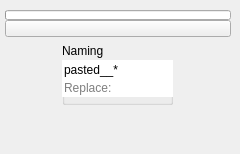
m3trik/Scripts_portable, file ui/1_base_menus/2_sub_menus/3_main_menus/scene.ui: the form before one commit.
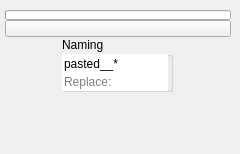
The form after the commit. Custom widgets are drawn as their Qt base class.

The edit to the form file:
```diff
--- a/ui/1_base_menus/2_sub_menus/3_main_menus/scene.ui
+++ b/ui/1_base_menus/2_sub_menus/3_main_menus/scene.ui
@@ -98,13 +98,13 @@
            <property name="minimumSize">
             <size>
              <width>0</width>
-             <height>62</height>
+             <height>55</height>
             </size>
            </property>
            <property name="maximumSize">
             <size>
              <width>111</width>
-             <height>49</height>
+             <height>999</height>
             </size>
            </property>
            <property name="title">
@@ -118,7 +118,7 @@
              <rect>
               <x>0</x>
               <y>17</y>
-              <width>111</width>
+              <width>106</width>
               <height>19</height>
              </rect>
             </property>
@@ -158,7 +158,7 @@
              <rect>
               <x>0</x>
               <y>35</y>
-              <width>111</width>
+              <width>106</width>
               <height>19</height>
              </rect>
             </property>
```
